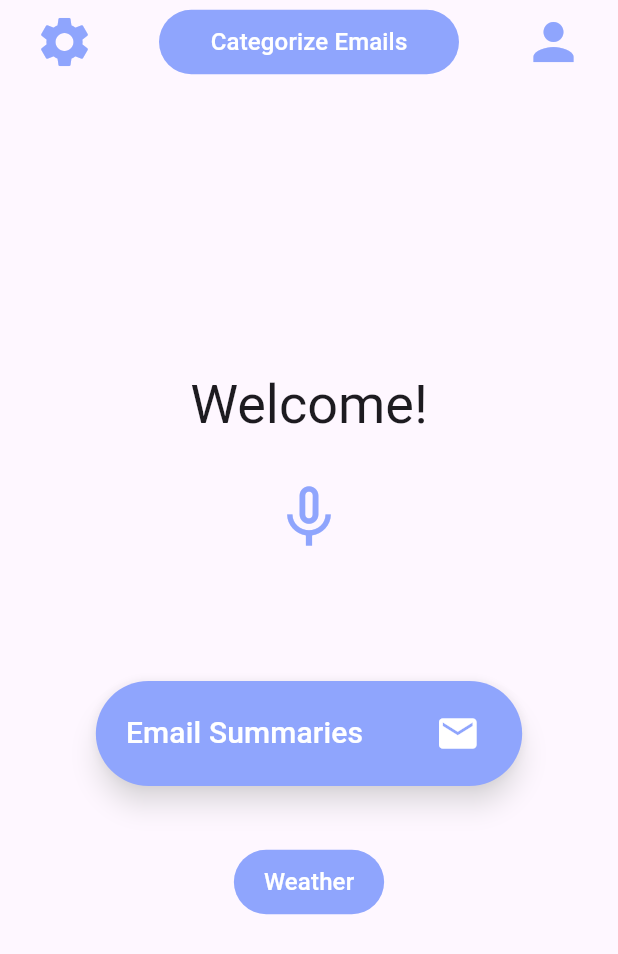
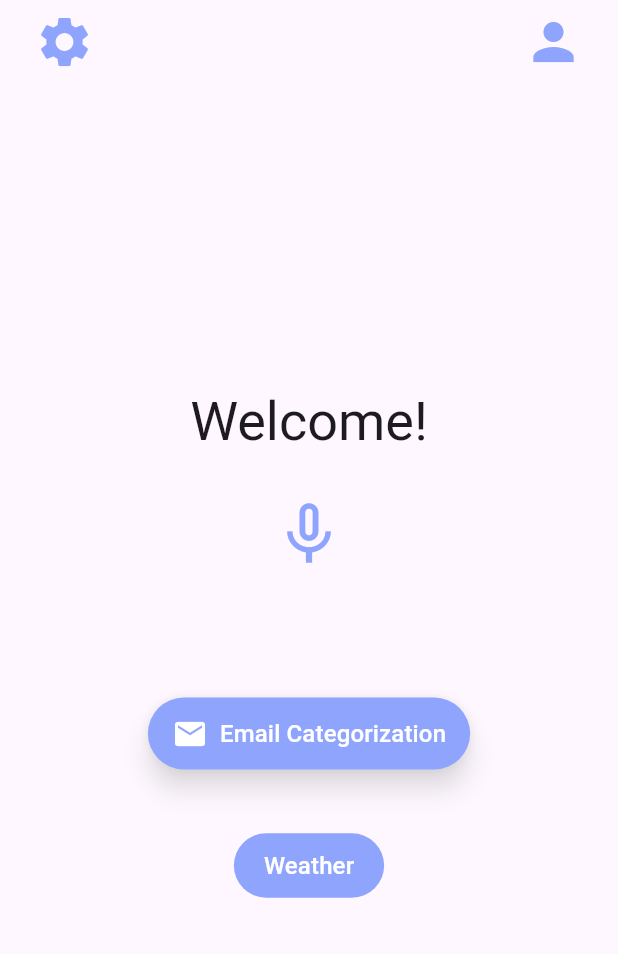
Before and after one commit to COSC481W-2024Winter/JARVIS, a Flutter app: the screen it shows once a user with an empty profile is signed in, on a phone screen of 412 x 824 dp. Shown: the top 954 px of the screen. Run offline on Flutter 3.47's test engine with Material 3 defaults, Android fonts, the phone set to English and light mode, and no system bars; our stand-ins replace cloud_firestore, firebase_auth, firebase_core, flutter_dotenv, flutter_tts, google_sign_in and 1 more; missing offline and left inert: firebase_ui_auth, firebase_ui_localizations, firebase_ui_oauth, firebase_ui_oauth_google, firebase_ui_shared, flutter_gpt_tokenizer and 1 more; accounts and stored records are empty.

Commit message:
feature: now home page only redirects to the email cat screen.

```diff
--- a/lib/email_categorization_screen.dart
+++ b/lib/email_categorization_screen.dart
@@ -284,7 +284,7 @@ class _EmailCategorizationScreenState extends State<EmailCategorizationScreen> {
             child: ToastWidget(message: message),
           ),
         );
-        Overlay.of(context)!.insert(toastEntry!);
+        Overlay.of(context).insert(toastEntry!);
       }
     }
 
--- a/lib/home.dart
+++ b/lib/home.dart
@@ -4,7 +4,6 @@ import 'package:jarvis/backend/weather_service.dart';
 import 'package:jarvis/profile_screen_jarvis.dart';
 import 'package:jarvis/email_categorization_screen.dart';
 import 'package:jarvis/backend/email_gmail_signin_service.dart';
-import 'package:jarvis/email_summary.dart';
 import 'package:jarvis/setting.dart';
 import 'package:speech_to_text/speech_to_text.dart';
 import 'package:jarvis/backend/text_to_gpt_service.dart';
@@ -24,7 +23,6 @@ class _HomeScreenState extends State<HomeScreen> {
   String _gptResponse = "";
   String weatherCondition = "";
   String temperature = "";
-
 
   @override
   Widget build(BuildContext context) {
@@ -46,52 +44,19 @@ class _HomeScreenState extends State<HomeScreen> {
           child: _buildProfileButton(context),
         ),
       ],
-    title: _buildCategorizationButton(context),
-    centerTitle: true,
-    automaticallyImplyLeading: false,
-  );
-}
-
-  ElevatedButton _buildCategorizationButton(BuildContext context) {
-  return ElevatedButton(
-    onPressed: () => _navigateToCategorizationScreen(context),
-    style: ElevatedButton.styleFrom(
-      backgroundColor: const Color(0xFF8FA5FD),
-      padding: const EdgeInsets.symmetric(vertical: 10, horizontal: 20),
-      minimumSize: Size(200, 40),
-      shape: RoundedRectangleBorder(
-        borderRadius: BorderRadius.circular(100),
-      ),
-      elevation: 0,
-    ),
-    child: const Text(
-      'Categorize Emails',
-      style: TextStyle(color: Colors.white, fontSize: 16.0),
-    ),
     );
   }
 
 // Example widget method to display weather data
   Widget _displayWeather() {
-    if (weatherCondition.isEmpty) return SizedBox.shrink(); // Don't display if no data
+    if (weatherCondition.isEmpty)
+      return SizedBox.shrink(); // Don't display if no data
     return Column(
       children: [
-
         Text(temperature, style: TextStyle(fontSize: 16)),
         Text(weatherCondition, style: TextStyle(fontSize: 16)),
-
-
       ],
     );
-  }
-
-  void _navigateToCategorizationScreen(BuildContext context) async {
-    await Navigator.push(
-      context,
-      MaterialPageRoute(builder: (context) => EmailCategorizationScreen()),
-    );
-    setState(
-        () {}); // Refresh the UI after returning from EmailCategorizationScreen
   }
 
   IconButton _buildProfileButton(BuildContext context) {
@@ -110,30 +75,29 @@ class _HomeScreenState extends State<HomeScreen> {
     );
   }
 
-  ElevatedButton _buildEmailSumButton(BuildContext context) {
+  ElevatedButton _buildEmailCategorizationButton(BuildContext context) {
     return ElevatedButton(
-      onPressed: () => _navigateToEmailSumButtonsScreen(context),
+      onPressed: () => _navigateToEmailCategorizationScreen(context),
       style: ElevatedButton.styleFrom(
-        //shape: const CircleBorder(),
         backgroundColor: const Color(0xFF8FA5FD),
-        padding: const EdgeInsets.all(20),
+        padding: const EdgeInsets.symmetric(vertical: 12, horizontal: 16),
         shadowColor: Color.fromRGBO(255, 255, 255, 1),
         elevation: 7,
       ),
-      child: const Row(
+      child: Row(
         mainAxisSize: MainAxisSize.min,
+        mainAxisAlignment: MainAxisAlignment.center,
         children: [
-          Text(
-            'Email Summaries',
-            style: TextStyle(color: Colors.white, fontSize: 20.0),
-          ),
-          Padding(padding: EdgeInsets.symmetric(horizontal: 24.0)),
           Icon(
             Icons.mail,
-            size: 30.0,
+            size: 24.0,
             color: Colors.white,
           ),
           SizedBox(width: 8),
+          Text(
+            'Email Categorization',
+            style: TextStyle(color: Colors.white, fontSize: 16.0),
+          ),
         ],
       ),
     );
@@ -152,9 +116,7 @@ class _HomeScreenState extends State<HomeScreen> {
           List<String> parts = weatherData.split(" ");
           weatherCondition = parts[6];
           temperature = parts[12];
-
         });
-
       },
       style: ElevatedButton.styleFrom(
         backgroundColor: const Color(0xFF8FA5FD), // Adjust the color as needed
@@ -171,7 +133,6 @@ class _HomeScreenState extends State<HomeScreen> {
     );
   }
 
-
   Center _buildBody(BuildContext context) {
     return Center(
       child: Column(
@@ -181,7 +142,7 @@ class _HomeScreenState extends State<HomeScreen> {
           const SizedBox(height: 20),
           _buildMicrophoneButton(),
           _buildTranscriptionText(),
-          _buildEmailSumButton(context),
+          _buildEmailCategorizationButton(context),
           const SizedBox(height: 40),
           _buildWeatherButton(context),
           const SizedBox(height: 20), // Adjust spacing as needed
@@ -275,14 +236,15 @@ class _HomeScreenState extends State<HomeScreen> {
     );
   }
 
-  void _navigateToEmailSumButtonsScreen(BuildContext context) {
+  void _navigateToEmailCategorizationScreen(BuildContext context) {
     Navigator.push(
-        context, MaterialPageRoute(builder: (context) => const EmailSum()));
+      context,
+      MaterialPageRoute(builder: (context) => EmailCategorizationScreen()),
+    );
   }
 
   void _navigateToSettings(BuildContext context) {
     Navigator.push(
         context, MaterialPageRoute(builder: (context) => const Setting()));
   }
-
 }
```
Lines whose indentation alone changed are shown as unchanged.
